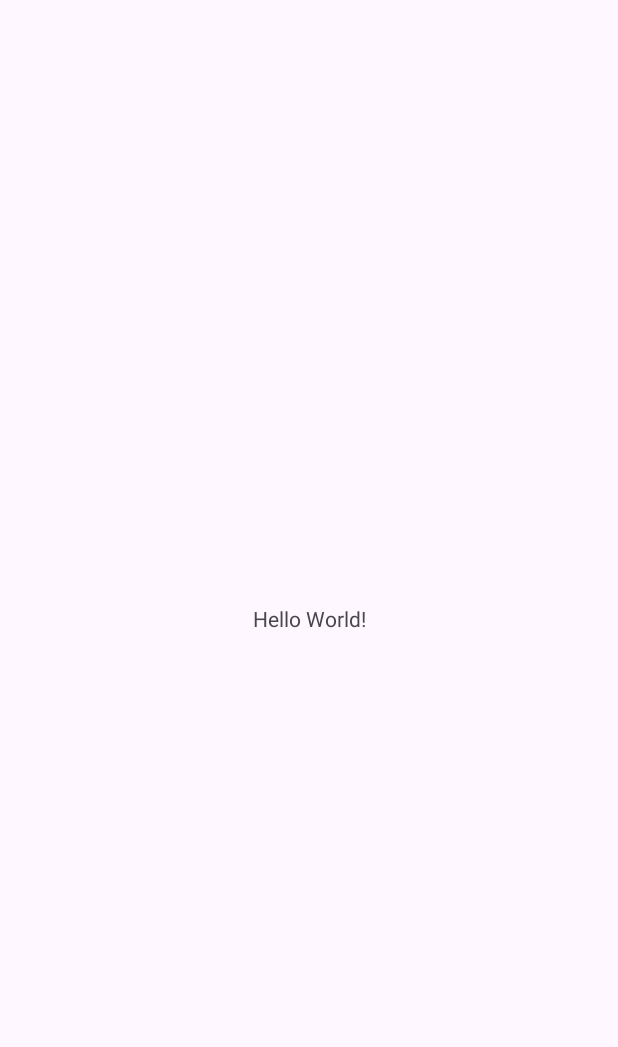
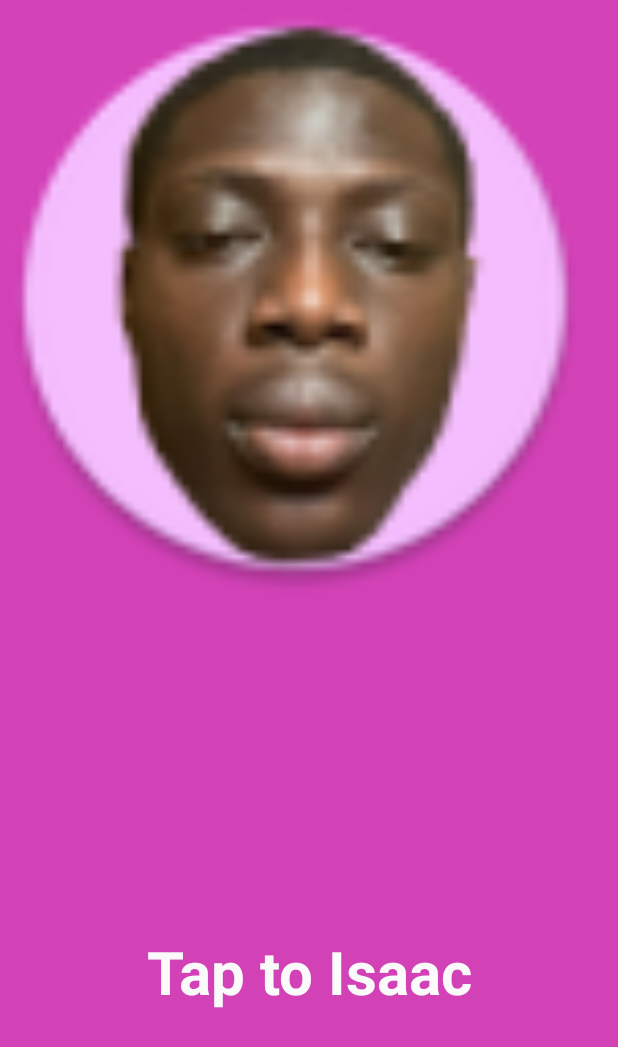
Before and after one commit to CharlyMech/MomentoIsaac, an Android app: the screen it shows after launch (MainActivity), on a phone screen of 412 x 824 dp. Before the commit the part shown is almost empty. Shown: the top 1047 px of the screen. Run offline under Robolectric (Android 15) with nearby library versions, the light colour scheme and no system bars.

Commit message:
Muchas cosas...

```diff
--- a/app/src/main/java/com/example/momentoisaac/MainActivity.kt
+++ b/app/src/main/java/com/example/momentoisaac/MainActivity.kt
@@ -1,11 +1,30 @@
 package com.example.momentoisaac
 
+import android.annotation.SuppressLint
+import android.os.Bundle
+import android.view.View
+import android.widget.Button
+import android.widget.ImageView
 import androidx.appcompat.app.AppCompatActivity
-import android.os.Bundle
 
 class MainActivity : AppCompatActivity() {
+    @SuppressLint("MissingInflatedId")
     override fun onCreate(savedInstanceState: Bundle?) {
         super.onCreate(savedInstanceState)
         setContentView(R.layout.activity_main)
+
+        val buttonPrincipal: Button = findViewById(R.id.principal)
+        val imageView: ImageView = findViewById(R.id.imagen_principal)
+        buttonPrincipal.setOnClickListener(View.OnClickListener {
+            // Verificar el estado de la imagen y cambiarla en función de eso
+            var imagenCambiada = true
+            if (imagenCambiada) {
+                imageView.setImageResource(R.mipmap.isaac_maricon_feliz)
+                imagenCambiada = true
+            } else {
+                imageView.setImageResource(R.mipmap.isaac_maricon)
+                imagenCambiada = false
+            }
+        })
     }
 }
--- a/app/src/main/res/layout/activity_main.xml
+++ b/app/src/main/res/layout/activity_main.xml
@@ -4,15 +4,50 @@
     xmlns:tools="http://schemas.android.com/tools"
     android:layout_width="match_parent"
     android:layout_height="match_parent"
-    tools:context=".MainActivity">
+    tools:context=".MainActivity"
+    android:background="@color/lila_main">
+
+    <LinearLayout
+        android:layout_width="408dp"
+        android:layout_height="415dp"
+        android:orientation="vertical"
+        tools:ignore="MissingConstraints"
+        tools:layout_editor_absoluteX="2dp"
+        tools:layout_editor_absoluteY="100dp">
+
+        <Button
+            android:id="@+id/principal"
+            android:layout_width="378dp"
+            android:layout_height="match_parent"
+            android:background="@color/transparente"
+            tools:ignore="SpeakableTextPresentCheck"
+            tools:layout_editor_absoluteY="100dp" />
+
+    </LinearLayout>
+
+    <ImageView
+        android:id="@+id/imagen_principal"
+        android:layout_width="393dp"
+        android:layout_height="398dp"
+        android:src="@mipmap/isaac_maricon"
+        tools:ignore="MissingConstraints"
+        tools:layout_editor_absoluteX="0dp"
+        tools:layout_editor_absoluteY="110dp" />
 
     <TextView
-        android:layout_width="wrap_content"
-        android:layout_height="wrap_content"
-        android:text="Hello World!"
+        android:layout_width="330dp"
+        android:layout_height="63dp"
+        android:layout_weight="1"
+        android:gravity="center_vertical|center_horizontal"
+        android:padding="5dp"
+        android:textSize="40sp"
+        android:textColor="@color/blanco"
+        android:textStyle="bold"
+        android:text="Tap to Isaac"
         app:layout_constraintBottom_toBottomOf="parent"
         app:layout_constraintEnd_toEndOf="parent"
         app:layout_constraintStart_toStartOf="parent"
-        app:layout_constraintTop_toTopOf="parent" />
+        app:layout_constraintTop_toTopOf="parent"
+        app:layout_constraintVertical_bias="0.809" />
 
 </androidx.constraintlayout.widget.ConstraintLayout>
--- a/app/src/main/res/mipmap-anydpi-v26/isaac_serio.xml
+++ b/app/src/main/res/mipmap-anydpi-v26/isaac_serio.xml
@@ -1,5 +1,5 @@
 <?xml version="1.0" encoding="utf-8"?>
 <adaptive-icon xmlns:android="http://schemas.android.com/apk/res/android">
+    <foreground android:drawable="@mipmap/isaac_serio_foreground"/>
     <background android:drawable="@mipmap/isaac_serio_background"/>
-    <foreground android:drawable="@mipmap/isaac_serio_foreground"/>
 </adaptive-icon>
```
Also changed, not shown: app/src/main/res/mipmap-hdpi/isaac_maricon.png (added), app/src/main/res/mipmap-hdpi/isaac_maricon_feliz.png (added), app/src/main/res/mipmap-mdpi/isaac_maricon.png (added), app/src/main/res/mipmap-mdpi/isaac_maricon_feliz.png (added), app/src/main/res/mipmap-xhdpi/isaac_maricon.png (added), app/src/main/res/mipmap-xhdpi/isaac_maricon_feliz.png (added), app/src/main/res/mipmap-xxhdpi/isaac_maricon.png (added), app/src/main/res/mipmap-xxhdpi/isaac_maricon_feliz.png (added), app/src/main/res/mipmap-xxxhdpi/isaac_maricon.png (added), app/src/main/res/mipmap-xxxhdpi/isaac_maricon_feliz.png (added).
